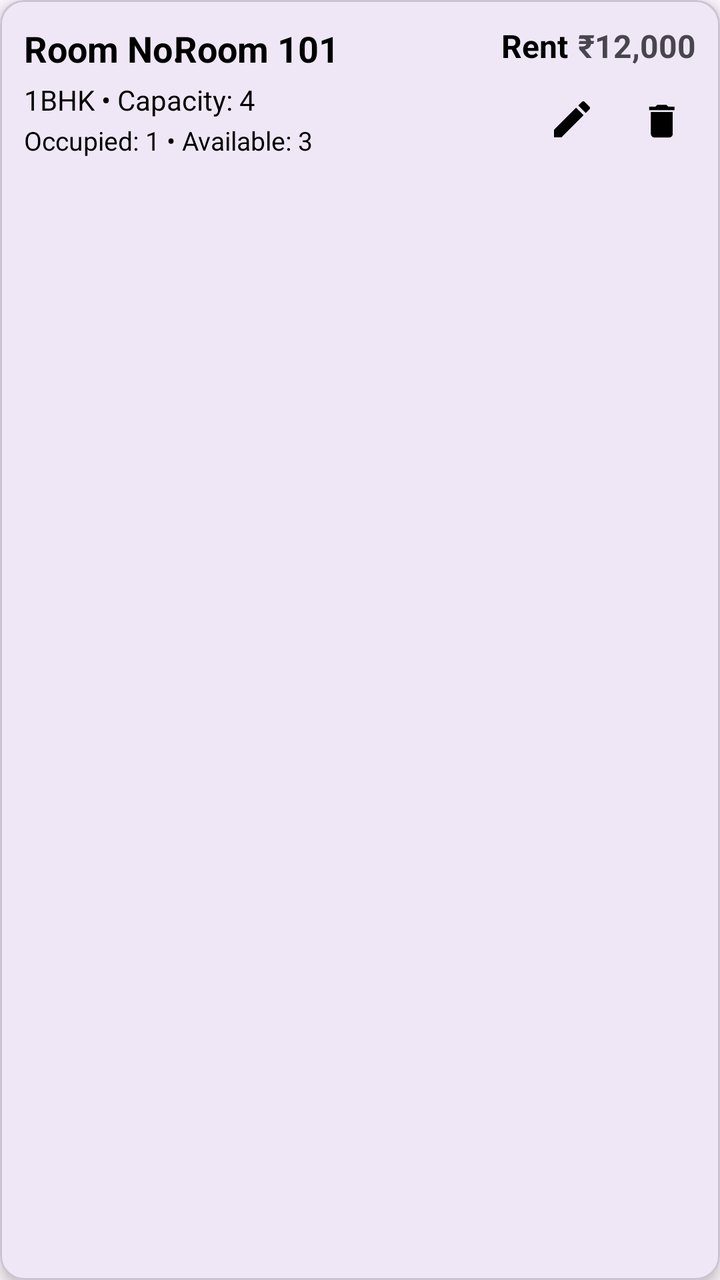
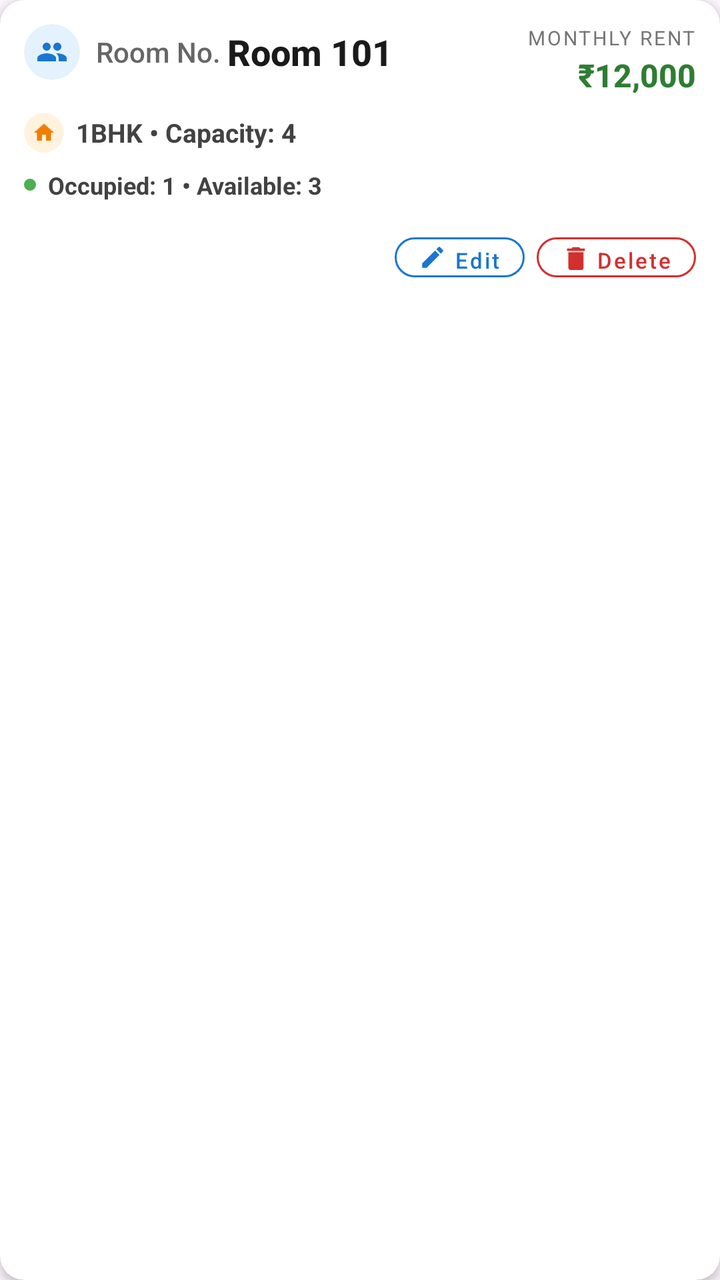

Screens rendered from an Android XML layout before and after an edit, with the pre-edit source and the edit as a unified diff.
<!-- AndroidManifest.xml: application theme Theme.RentMangment -->
<!-- res/layout/item_room.xml -->
<?xml version="1.0" encoding="utf-8"?>
<com.google.android.material.card.MaterialCardView xmlns:android="http://schemas.android.com/apk/res/android"
    xmlns:card="http://schemas.android.com/apk/res-auto"
    android:layout_width="match_parent"
    android:layout_height="wrap_content"
    card:cardCornerRadius="12dp"
    card:cardElevation="4dp"
    android:layout_margin="8dp"
    card:strokeWidth="1dp"
    android:foreground="?attr/selectableItemBackground">

    <RelativeLayout
        android:layout_width="match_parent"
        android:layout_height="wrap_content"
        android:padding="12dp">
        <TextView
            android:layout_width="wrap_content"
            android:layout_height="wrap_content"
            android:text="Room No. "
            android:textStyle="bold"
            android:textSize="18sp"
            android:textColor="@color/black"
            android:ellipsize="end"
            android:singleLine="true" />

        
        <TextView
            android:id="@+id/tvRoomName"
            android:layout_width="wrap_content"
            android:layout_height="wrap_content"
            android:text="Room 101"
            android:layout_marginStart="75dp"
            android:textStyle="bold"
            android:textSize="18sp"
            android:textColor="@color/black"
            android:ellipsize="end"
            android:singleLine="true" />
        <TextView
            android:layout_width="wrap_content"
            android:layout_height="wrap_content"
            android:text="Rent"
            android:layout_marginEnd="5dp"
            android:textStyle="bold"
            android:textColor="@color/black"
            android:layout_toStartOf="@+id/tvRent"
            android:textSize="16sp"/>
        
        <TextView
            android:id="@+id/tvRent"
            android:layout_width="wrap_content"
            android:layout_height="wrap_content"
            android:layout_alignParentEnd="true"
            android:text="₹12,000"
            android:textStyle="bold"
            android:textSize="16sp"
           />

        
        <TextView
            android:id="@+id/tvTypeCapacity"
            android:layout_width="wrap_content"
            android:layout_height="wrap_content"
            android:layout_below="@id/tvRoomName"
            android:text="1BHK • Capacity: 4"
            android:textSize="14sp"
            android:textColor="@color/black"
            android:layout_marginTop="4dp" />

        
        <TextView
            android:id="@+id/tvOccupiedAvailable"
            android:layout_width="wrap_content"
            android:layout_height="wrap_content"
            android:layout_below="@id/tvTypeCapacity"
            android:text="Occupied: 1 • Available: 3"
            android:textSize="13sp"
            android:textColor="@color/black"
            android:layout_marginTop="2dp" />

        
        <LinearLayout
            android:id="@+id/layoutActions"
            android:layout_width="wrap_content"
            android:layout_height="wrap_content"
            android:layout_below="@id/tvRent"
            android:layout_alignParentEnd="true"
            android:orientation="horizontal"
            android:layout_marginTop="8dp">

            <ImageButton
                android:id="@+id/btnEdit"
                android:layout_width="36dp"
                android:layout_height="36dp"
                android:background="?attr/selectableItemBackgroundBorderless"
                android:src="@drawable/ic_edit"
                android:contentDescription="Edit Room"
                card:tint="@color/black" />

            <ImageButton
                android:id="@+id/btnDelete"
                android:layout_width="36dp"
                android:layout_height="36dp"
                android:layout_marginStart="8dp"
                android:background="?attr/selectableItemBackgroundBorderless"
                android:src="@drawable/ic_delete"
                android:contentDescription="Delete Room"
                card:tint="@color/black" />

        </LinearLayout>

    </RelativeLayout>
</com.google.android.material.card.MaterialCardView>
<!-- resources referenced by this layout -->
<resources>
  <color name="black">#FF000000</color>
  <!-- drawable ic_delete (drawable) -->
  <?xml version="1.0" encoding="utf-8"?>
  <vector xmlns:android="http://schemas.android.com/apk/res/android"
      android:width="20dp"
      android:height="20dp"
      android:viewportWidth="22"
      android:viewportHeight="22"
      android:tint="#101010">
      <path
          android:fillColor="@android:color/white"
          android:pathData="M6,19c0,1.1 0.9,2 2,2h8c1.1,0 2,-0.9 2,-2V7H6V19zM19,4h-3.5l-1,-1h-5l-1,1H5v2h14V4z"/>
  </vector>
  <!-- drawable ic_edit (drawable) -->
  <?xml version="1.0" encoding="utf-8"?>
  <vector xmlns:android="http://schemas.android.com/apk/res/android"
      android:width="24dp"
      android:height="24dp"
      android:viewportWidth="24"
      android:viewportHeight="24">
  
      <path
          android:fillColor="#FF000000"
          android:pathData="M3,17.25V21h3.75L17.81,9.94l-3.75-3.75L3,17.25zM20.71,7.04c0.39,-0.39 0.39,-1.02 0,-1.41l-2.34,-2.34c-0.39,-0.39 -1.02,-0.39 -1.41,0l-1.83,1.83l3.75,3.75L20.71,7.04z" />
  </vector>
  <style name="Theme.RentMangment" parent="Base.Theme.RentMangment" />
  <style name="Base.Theme.RentMangment" parent="Theme.Material3.DayNight.NoActionBar">
          
          
      </style>
</resources>

<!-- the commit's change to res/layout/item_room.xml (unified diff, before → after) -->
@@ -1,112 +1,227 @@
 <?xml version="1.0" encoding="utf-8"?>
-<com.google.android.material.card.MaterialCardView xmlns:android="http://schemas.android.com/apk/res/android"
-    xmlns:card="http://schemas.android.com/apk/res-auto"
+<com.google.android.material.card.MaterialCardView
+    xmlns:android="http://schemas.android.com/apk/res/android"
+    xmlns:app="http://schemas.android.com/apk/res-auto"
     android:layout_width="match_parent"
     android:layout_height="wrap_content"
-    card:cardCornerRadius="12dp"
-    card:cardElevation="4dp"
-    android:layout_margin="8dp"
-    card:strokeWidth="1dp"
+    app:cardCornerRadius="12dp"
+    app:cardElevation="3dp"
+    android:layout_margin="6dp"
+    app:strokeWidth="0dp"
+    app:cardBackgroundColor="#FFFFFF"
     android:foreground="?attr/selectableItemBackground">
 
-    <RelativeLayout
+    <LinearLayout
         android:layout_width="match_parent"
         android:layout_height="wrap_content"
+        android:orientation="vertical"
         android:padding="12dp">
-        <TextView
-            android:layout_width="wrap_content"
-            android:layout_height="wrap_content"
-            android:text="Room No. "
-            android:textStyle="bold"
-            android:textSize="18sp"
-            android:textColor="@color/black"
-            android:ellipsize="end"
-            android:singleLine="true" />
-
-        
-        <TextView
-            android:id="@+id/tvRoomName"
-            android:layout_width="wrap_content"
-            android:layout_height="wrap_content"
-            android:text="Room 101"
-            android:layout_marginStart="75dp"
-            android:textStyle="bold"
-            android:textSize="18sp"
-            android:textColor="@color/black"
-            android:ellipsize="end"
-            android:singleLine="true" />
-        <TextView
-            android:layout_width="wrap_content"
-            android:layout_height="wrap_content"
-            android:text="Rent"
-            android:layout_marginEnd="5dp"
-            android:textStyle="bold"
-            android:textColor="@color/black"
-            android:layout_toStartOf="@+id/tvRent"
-            android:textSize="16sp"/>
-        
-        <TextView
-            android:id="@+id/tvRent"
-            android:layout_width="wrap_content"
-            android:layout_height="wrap_content"
-            android:layout_alignParentEnd="true"
-            android:text="₹12,000"
-            android:textStyle="bold"
-            android:textSize="16sp"
-           />
-
-        
-        <TextView
-            android:id="@+id/tvTypeCapacity"
-            android:layout_width="wrap_content"
-            android:layout_height="wrap_content"
-            android:layout_below="@id/tvRoomName"
-            android:text="1BHK • Capacity: 4"
-            android:textSize="14sp"
-            android:textColor="@color/black"
-            android:layout_marginTop="4dp" />
-
-        
-        <TextView
-            android:id="@+id/tvOccupiedAvailable"
-            android:layout_width="wrap_content"
-            android:layout_height="wrap_content"
-            android:layout_below="@id/tvTypeCapacity"
-            android:text="Occupied: 1 • Available: 3"
-            android:textSize="13sp"
-            android:textColor="@color/black"
-            android:layout_marginTop="2dp" />
+
+        
+        <RelativeLayout
+            android:layout_width="match_parent"
+            android:layout_height="wrap_content"
+            android:layout_marginBottom="8dp">
+
+            
+            <LinearLayout
+                android:layout_width="wrap_content"
+                android:layout_height="wrap_content"
+                android:orientation="horizontal"
+                android:gravity="center_vertical"
+                android:layout_alignParentStart="true">
+
+                <androidx.cardview.widget.CardView
+                    android:layout_width="28dp"
+                    android:layout_height="28dp"
+                    app:cardCornerRadius="14dp"
+                    app:cardBackgroundColor="#E3F2FD"
+                    app:cardElevation="0dp">
+
+                    <ImageView
+                        android:layout_width="16dp"
+                        android:layout_height="16dp"
+                        android:layout_gravity="center"
+                        android:src="@drawable/ic_room"
+                        app:tint="#1976D2" />
+
+                </androidx.cardview.widget.CardView>
+
+                <TextView
+                    android:layout_width="wrap_content"
+                    android:layout_height="wrap_content"
+                    android:layout_marginStart="8dp"
+                    android:text="Room No. "
+                    android:textSize="14sp"
+                    android:textColor="#666666"
+                    android:fontFamily="sans-serif-medium" />
+
+                <TextView
+                    android:id="@+id/tvRoomName"
+                    android:layout_width="wrap_content"
+                    android:layout_height="wrap_content"
+                    android:text="Room 101"
+                    android:textSize="18sp"
+                    android:textStyle="bold"
+                    android:textColor="#1A1A1A"
+                    android:fontFamily="sans-serif-medium" />
+
+            </LinearLayout>
+
+            
+            <LinearLayout
+                android:layout_width="wrap_content"
+                android:layout_height="wrap_content"
+                android:orientation="vertical"
+                android:layout_alignParentEnd="true"
+                android:gravity="end">
+
+                <TextView
+                    android:layout_width="wrap_content"
+                    android:layout_height="wrap_content"
+                    android:text="Monthly Rent"
+                    android:textSize="10sp"
+                    android:textColor="#757575"
+                    android:textAllCaps="true"
+                    android:letterSpacing="0.1" />
+
+                <TextView
+                    android:id="@+id/tvRent"
+                    android:layout_width="wrap_content"
+                    android:layout_height="wrap_content"
+                    android:text="₹12,000"
+                    android:textSize="16sp"
+                    android:textStyle="bold"
+                    android:textColor="#2E7D32"
+                    android:fontFamily="sans-serif-medium"
+                    android:layout_marginTop="1dp" />
+
+            </LinearLayout>
+
+        </RelativeLayout>
+
+        
+        <LinearLayout
+            android:layout_width="match_parent"
+            android:layout_height="wrap_content"
+            android:orientation="horizontal"
+            android:layout_marginBottom="8dp">
+
+            
+            <LinearLayout
+                android:layout_width="0dp"
+                android:layout_height="wrap_content"
+                android:layout_weight="1"
+                android:orientation="horizontal"
+                android:gravity="center_vertical">
+
+                <androidx.cardview.widget.CardView
+                    android:layout_width="20dp"
+                    android:layout_height="20dp"
+                    app:cardCornerRadius="10dp"
+                    app:cardBackgroundColor="#FFF3E0"
+                    app:cardElevation="0dp">
+
+                    <ImageView
+                        android:layout_width="12dp"
+                        android:layout_height="12dp"
+                        android:layout_gravity="center"
+                        android:src="@drawable/ic_home"
+                        app:tint="#F57C00" />
+
+                </androidx.cardview.widget.CardView>
+
+                <TextView
+                    android:id="@+id/tvTypeCapacity"
+                    android:layout_width="wrap_content"
+                    android:layout_height="wrap_content"
+                    android:layout_marginStart="6dp"
+                    android:text="1BHK • Capacity: 4"
+                    android:textSize="13sp"
+                    android:textStyle="bold"
+                    android:textColor="#424242" />
+
+            </LinearLayout>
+
+        </LinearLayout>
+
+        
+        <LinearLayout
+            android:layout_width="match_parent"
+            android:layout_height="wrap_content"
+            android:orientation="horizontal"
+            android:layout_marginBottom="12dp">
+
+            <View
+                android:layout_width="6dp"
+                android:layout_height="6dp"
+                android:layout_gravity="center_vertical"
+                android:background="@drawable/circle_shape"
+                android:backgroundTint="#4CAF50" />
+
+            <TextView
+                android:id="@+id/tvOccupiedAvailable"
+                android:layout_width="wrap_content"
+                android:layout_height="wrap_content"
+                android:layout_marginStart="6dp"
+                android:text="Occupied: 1 • Available: 3"
+                android:textSize="12sp"
+                android:textStyle="bold"
+                android:textColor="#424242" />
+
+        </LinearLayout>
 
         
         <LinearLayout
             android:id="@+id/layoutActions"
-            android:layout_width="wrap_content"
-            android:layout_height="wrap_content"
-            android:layout_below="@id/tvRent"
-            android:layout_alignParentEnd="true"
+            android:layout_width="match_parent"
+            android:layout_height="wrap_content"
             android:orientation="horizontal"
-            android:layout_marginTop="8dp">
-
-            <ImageButton
+            android:gravity="end">
+
+            
+            <com.google.android.material.button.MaterialButton
                 android:id="@+id/btnEdit"
-                android:layout_width="36dp"
-                android:layout_height="36dp"
-                android:background="?attr/selectableItemBackgroundBorderless"
-                android:src="@drawable/ic_edit"
-                android:contentDescription="Edit Room"
-                card:tint="@color/black" />
-
-            <ImageButton
+                android:layout_width="wrap_content"
+                android:layout_height="32dp"
+                android:text="Edit"
+                android:textSize="11sp"
+                android:textAllCaps="false"
+                android:textColor="#1976D2"
+                android:backgroundTint="@android:color/transparent"
+                app:strokeColor="#1976D2"
+                app:strokeWidth="1dp"
+                app:cornerRadius="16dp"
+                app:icon="@drawable/ic_edit"
+                app:iconTint="#1976D2"
+                app:iconSize="14dp"
+                android:layout_marginEnd="6dp"
+                android:paddingHorizontal="12dp"
+                android:minWidth="0dp"
+                style="@style/Widget.MaterialComponents.Button.OutlinedButton" />
+
+            
+            <com.google.android.material.button.MaterialButton
                 android:id="@+id/btnDelete"
-                android:layout_width="36dp"
-                android:layout_height="36dp"
-                android:layout_marginStart="8dp"
-                android:background="?attr/selectableItemBackgroundBorderless"
-                android:src="@drawable/ic_delete"
-                android:contentDescription="Delete Room"
-                card:tint="@color/black" />
+                android:layout_width="wrap_content"
+                android:layout_height="32dp"
+                android:text="Delete"
+                android:textSize="11sp"
+                android:textAllCaps="false"
+                android:textColor="#D32F2F"
+                android:backgroundTint="@android:color/transparent"
+                app:strokeColor="#D32F2F"
+                app:strokeWidth="1dp"
+                app:cornerRadius="16dp"
+                app:icon="@drawable/ic_delete"
+                app:iconTint="#D32F2F"
+                app:iconSize="14dp"
+                android:paddingHorizontal="12dp"
+                android:minWidth="0dp"
+                style="@style/Widget.MaterialComponents.Button.OutlinedButton" />
 
         </LinearLayout>
 
-    </RelativeLayout>
+    </LinearLayout>
+
 </com.google.android.material.card.MaterialCardView>
<!-- resource entries referenced after the edit -->
@@ -1,6 +1,11 @@
 <!-- resources referenced by this layout -->
 <resources>
-  <color name="black">#FF000000</color>
+  <!-- drawable circle_shape (drawable) -->
+  <?xml version="1.0" encoding="utf-8"?>
+  <shape xmlns:android="http://schemas.android.com/apk/res/android"
+      android:shape="oval">
+      <solid android:color="#4CAF50" />
+  </shape>
   <!-- drawable ic_delete (drawable) -->
   <?xml version="1.0" encoding="utf-8"?>
   <vector xmlns:android="http://schemas.android.com/apk/res/android"
@@ -25,6 +30,18 @@
           android:fillColor="#FF000000"
           android:pathData="M3,17.25V21h3.75L17.81,9.94l-3.75-3.75L3,17.25zM20.71,7.04c0.39,-0.39 0.39,-1.02 0,-1.41l-2.34,-2.34c-0.39,-0.39 -1.02,-0.39 -1.41,0l-1.83,1.83l3.75,3.75L20.71,7.04z" />
   </vector>
+  <!-- drawable ic_home (drawable) -->
+  <vector xmlns:android="http://schemas.android.com/apk/res/android" android:height="24dp" android:tint="#000000" android:viewportHeight="24" android:viewportWidth="24" android:width="24dp">
+        
+      <path android:fillColor="@android:color/white" android:pathData="M10,20v-6h4v6h5v-8h3L12,3 2,12h3v8z"/>
+      
+  </vector>
+  <!-- drawable ic_room (drawable) -->
+  <vector xmlns:android="http://schemas.android.com/apk/res/android" android:height="24dp" android:tint="#000000" android:viewportHeight="24" android:viewportWidth="24" android:width="24dp">
+        
+      <path android:fillColor="@android:color/white" android:pathData="M16,11c1.66,0 2.99,-1.34 2.99,-3S17.66,5 16,5c-1.66,0 -3,1.34 -3,3s1.34,3 3,3zM8,11c1.66,0 2.99,-1.34 2.99,-3S9.66,5 8,5C6.34,5 5,6.34 5,8s1.34,3 3,3zM8,13c-2.33,0 -7,1.17 -7,3.5L1,19h14v-2.5c0,-2.33 -4.67,-3.5 -7,-3.5zM16,13c-0.29,0 -0.62,0.02 -0.97,0.05 1.16,0.84 1.97,1.97 1.97,3.45L17,19h6v-2.5c0,-2.33 -4.67,-3.5 -7,-3.5z"/>
+      
+  </vector>
   <style name="Theme.RentMangment" parent="Base.Theme.RentMangment" />
   <style name="Base.Theme.RentMangment" parent="Theme.Material3.DayNight.NoActionBar">
           
